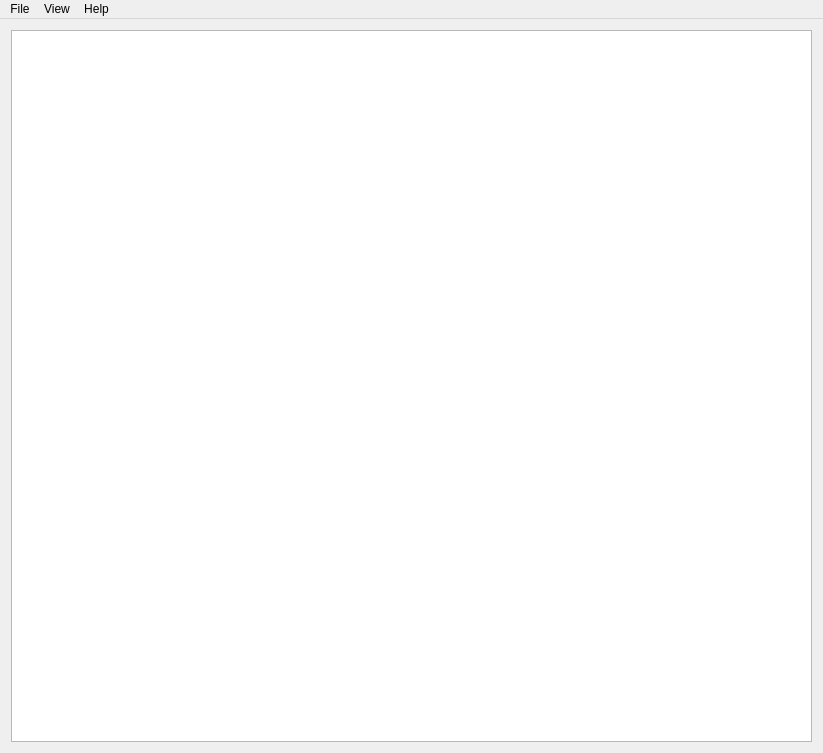
This is MainWindow.ui in Timmmm/robocut as Qt 5 draws it before an edit. The edited form follows.
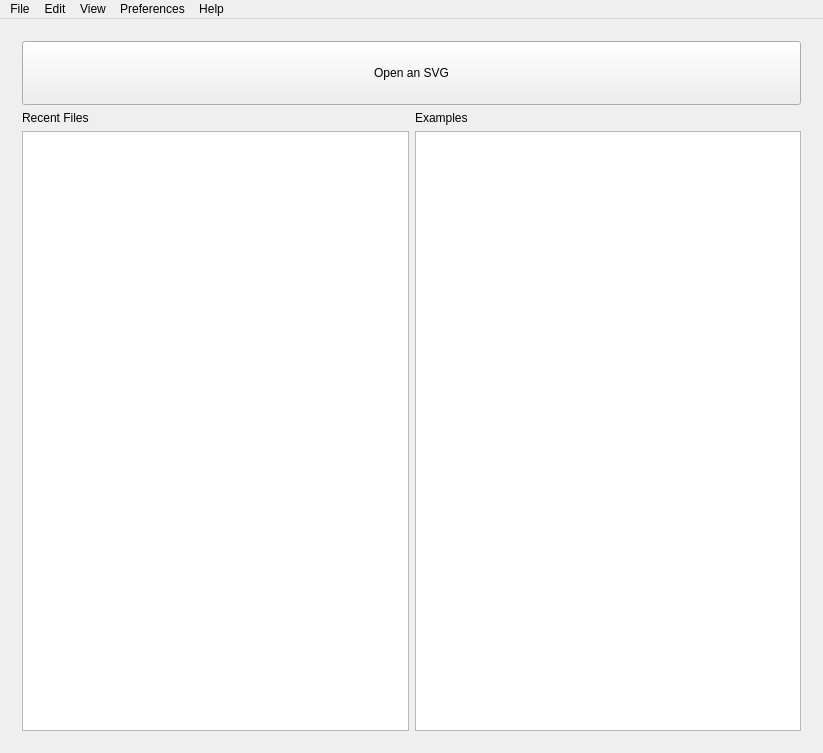
This is the edited form. Icons and pictures are not drawn. Custom widgets are drawn as their Qt base class.

```diff
--- a/MainWindow.ui
+++ b/MainWindow.ui
@@ -20,16 +20,92 @@
   <widget class="QWidget" name="centralWidget">
    <layout class="QVBoxLayout" name="verticalLayout">
     <item>
-     <widget class="QGraphicsView" name="graphicsView">
-      <property name="renderHints">
-       <set>QPainter::Antialiasing|QPainter::TextAntialiasing</set>
+     <widget class="QStackedWidget" name="stackedWidget">
+      <property name="currentIndex">
+       <number>0</number>
       </property>
-      <property name="dragMode">
-       <enum>QGraphicsView::ScrollHandDrag</enum>
-      </property>
-      <property name="transformationAnchor">
-       <enum>QGraphicsView::AnchorUnderMouse</enum>
-      </property>
+      <widget class="QWidget" name="welcomePage">
+       <layout class="QVBoxLayout" name="verticalLayout_5">
+        <item>
+         <widget class="QPushButton" name="openSvgButton">
+          <property name="minimumSize">
+           <size>
+            <width>0</width>
+            <height>64</height>
+           </size>
+          </property>
+          <property name="text">
+           <string>Open an SVG</string>
+          </property>
+         </widget>
+        </item>
+        <item>
+         <layout class="QHBoxLayout" name="horizontalLayout">
+          <item>
+           <layout class="QVBoxLayout" name="verticalLayout_3">
+            <item>
+             <widget class="QLabel" name="recentFilesLabel">
+              <property name="text">
+               <string>Recent Files</string>
+              </property>
+             </widget>
+            </item>
+            <item>
+             <widget class="QListView" name="recentFilesList"/>
+            </item>
+           </layout>
+          </item>
+          <item>
+           <layout class="QVBoxLayout" name="verticalLayout_4">
+            <item>
+             <widget class="QLabel" name="examplesLabel">
+              <property name="text">
+               <string>Examples</string>
+              </property>
+             </widget>
+            </item>
+            <item>
+             <widget class="QListView" name="examplesList">
+              <property name="viewMode">
+               <enum>QListView::ListMode</enum>
+              </property>
+             </widget>
+            </item>
+           </layout>
+          </item>
+         </layout>
+        </item>
+       </layout>
+      </widget>
+      <widget class="QWidget" name="viewPage">
+       <layout class="QVBoxLayout" name="verticalLayout_2">
+        <property name="leftMargin">
+         <number>0</number>
+        </property>
+        <property name="topMargin">
+         <number>0</number>
+        </property>
+        <property name="rightMargin">
+         <number>0</number>
+        </property>
+        <property name="bottomMargin">
+         <number>0</number>
+        </property>
+        <item>
+         <widget class="ZoomableGraphicsView" name="graphicsView">
+          <property name="renderHints">
+           <set>QPainter::Antialiasing|QPainter::TextAntialiasing</set>
+          </property>
+          <property name="dragMode">
+           <enum>QGraphicsView::ScrollHandDrag</enum>
+          </property>
+          <property name="transformationAnchor">
+           <enum>QGraphicsView::AnchorUnderMouse</enum>
+          </property>
+         </widget>
+        </item>
+       </layout>
+      </widget>
      </widget>
     </item>
    </layout>
@@ -68,9 +144,37 @@
     <addaction name="actionZoom_In"/>
     <addaction name="actionZoom_Out"/>
     <addaction name="actionIdentify"/>
+    <addaction name="actionRulers"/>
+    <addaction name="actionGrid"/>
+    <addaction name="actionDimensions"/>
+   </widget>
+   <widget class="QMenu" name="menuEdit">
+    <property name="title">
+     <string>Edit</string>
+    </property>
+    <addaction name="actionVerify_Adjust_Scale"/>
+   </widget>
+   <widget class="QMenu" name="menuPreferences">
+    <property name="title">
+     <string>Preferences</string>
+    </property>
+    <widget class="QMenu" name="menuPath_Sort_Method">
+     <property name="title">
+      <string>Path Sort Method</string>
+     </property>
+     <addaction name="actionSortShortest"/>
+     <addaction name="separator"/>
+     <addaction name="actionSortGreedy"/>
+     <addaction name="actionSortByY"/>
+     <addaction name="actionSortInsideFirst"/>
+     <addaction name="actionSortNone"/>
+    </widget>
+    <addaction name="menuPath_Sort_Method"/>
    </widget>
    <addaction name="menuFile"/>
+   <addaction name="menuEdit"/>
    <addaction name="menuView"/>
+   <addaction name="menuPreferences"/>
    <addaction name="menuHelp"/>
   </widget>
   <action name="actionAbout">
@@ -193,6 +297,13 @@
   </action>
  </widget>
  <layoutdefault spacing="6" margin="11"/>
+ <customwidgets>
+  <customwidget>
+   <class>ZoomableGraphicsView</class>
+   <extends>QGraphicsView</extends>
+   <header>ZoomableGraphicsView.h</header>
+  </customwidget>
+ </customwidgets>
  <resources>
   <include location="Resources.qrc"/>
  </resources>
```
Left out of the diff: 87 changed lines with no effect on the pictures.
